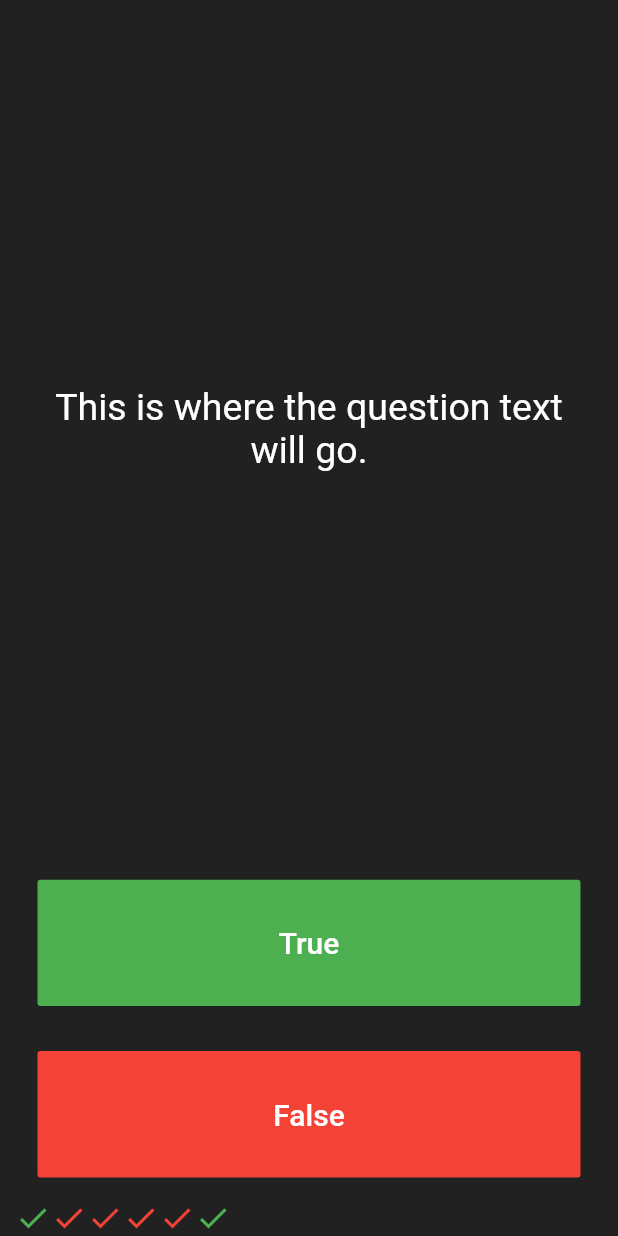
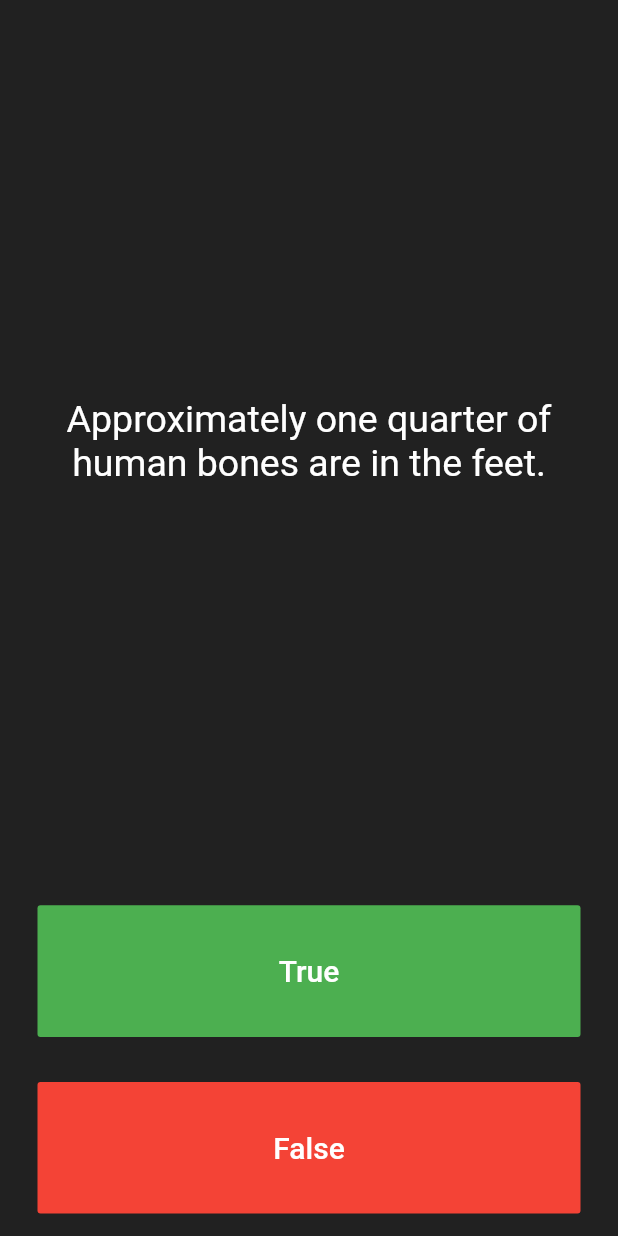
Before and after one commit to yuthear/quizzler-flutter-master, a Flutter app: the screen it shows after launch, after a tap on "True", on a phone screen of 412 x 824 dp. Run offline on Flutter 3.47's test engine with Material 2 defaults, Android fonts, the phone set to English and light mode, and no system bars.

Commit message:
Display the questions

```diff
--- a/lib/main.dart
+++ b/lib/main.dart
@@ -26,28 +26,13 @@ class QuizPage extends StatefulWidget {
 }
 
 class _QuizPageState extends State<QuizPage> {
-  List<Icon> scoreKeeper = [
-    Icon(
-      Icons.check,
-      color: Colors.green,
-    ),
-    Icon(
-      Icons.check,
-      color: Colors.red,
-    ),
-    Icon(
-      Icons.check,
-      color: Colors.red,
-    ),
-    Icon(
-      Icons.check,
-      color: Colors.red,
-    ),
-    Icon(
-      Icons.check,
-      color: Colors.red,
-    ),
+  List<Icon> scoreKeeper = [];
+  List<String> questions = [
+    'You can lead a cow down stairs but not up stairs.',
+    'Approximately one quarter of human bones are in the feet.',
+    'A slug\'s blood is green.',
   ];
+  int questionNumber = 0;
   @override
   Widget build(BuildContext context) {
     return Column(
@@ -60,7 +45,7 @@ class _QuizPageState extends State<QuizPage> {
             padding: EdgeInsets.all(10.0),
             child: Center(
               child: Text(
-                'This is where the question text will go.',
+                questions[questionNumber],
                 textAlign: TextAlign.center,
                 style: TextStyle(
                   fontSize: 25.0,
@@ -86,12 +71,7 @@ class _QuizPageState extends State<QuizPage> {
               onPressed: () {
                 //The user picked true.
                 setState(() {
-                  scoreKeeper.add(
-                    Icon(
-                      Icons.check,
-                      color: Colors.green,
-                    ),
-                  );
+                  questionNumber++;
                 });
               },
             ),
@@ -110,7 +90,9 @@ class _QuizPageState extends State<QuizPage> {
                 ),
               ),
               onPressed: () {
-                //The user picked false.
+                setState(() {
+                  questionNumber++;
+                });
               },
             ),
           ),
```
